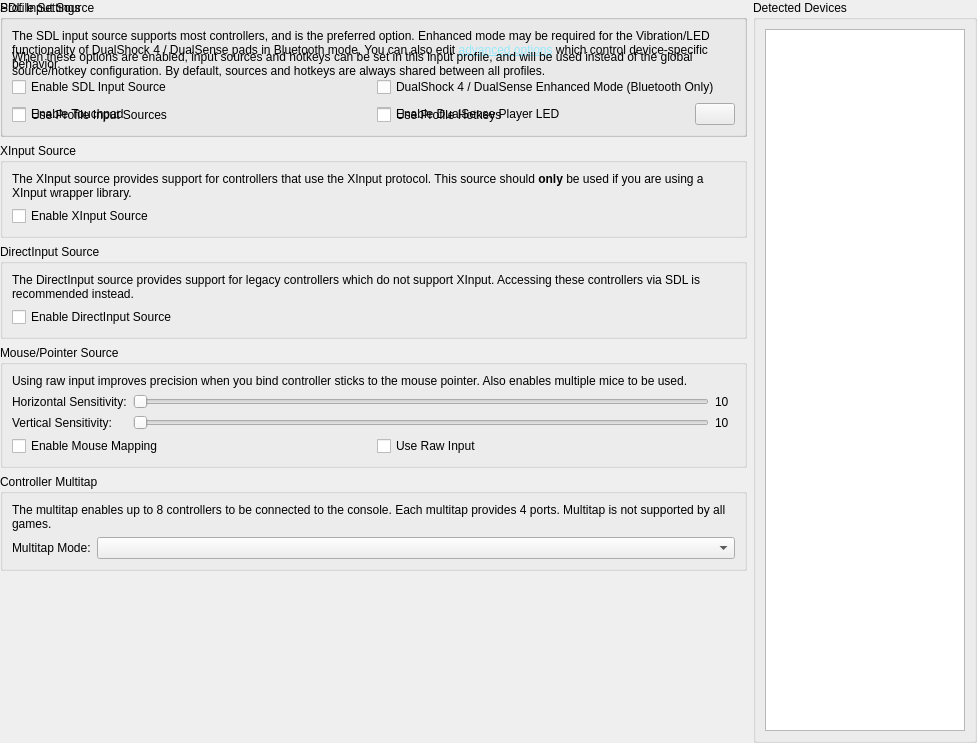
The window that src/duckstation-qt/controllerglobalsettingswidget.ui (stenzek/duckstation) describes before a commit, drawn with Qt 5.
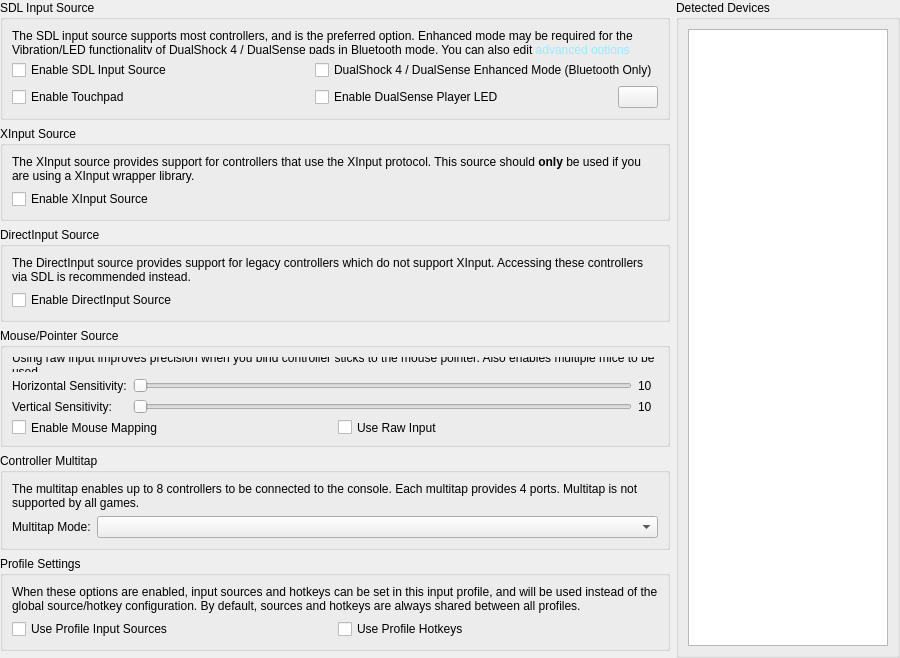
The same window after the commit. Icons and pictures are not drawn.

Commit message: Qt: Fix overlapping group boxes in controller global settings

The edit to the form file:
```diff
--- a/src/duckstation-qt/controllerglobalsettingswidget.ui
+++ b/src/duckstation-qt/controllerglobalsettingswidget.ui
@@ -6,8 +6,8 @@
    <rect>
     <x>0</x>
     <y>0</y>
-    <width>977</width>
-    <height>743</height>
+    <width>900</width>
+    <height>658</height>
    </rect>
   </property>
   <layout class="QGridLayout" name="mainLayout" columnstretch="1,0">
@@ -342,7 +342,7 @@
      </layout>
     </widget>
    </item>
-   <item row="0" column="0">
+   <item row="5" column="0">
     <widget class="QGroupBox" name="profileSettings">
      <property name="title">
       <string>Profile Settings</string>
@@ -380,12 +380,6 @@
      <property name="orientation">
       <enum>Qt::Orientation::Vertical</enum>
      </property>
-     <property name="sizeHint" stdset="0">
-      <size>
-       <width>0</width>
-       <height>0</height>
-      </size>
-     </property>
     </spacer>
    </item>
    <item row="0" column="1" rowspan="7">
```
Left out of the diff: 50 changed lines with no effect on the pictures. The commit also changes 1 other file.
